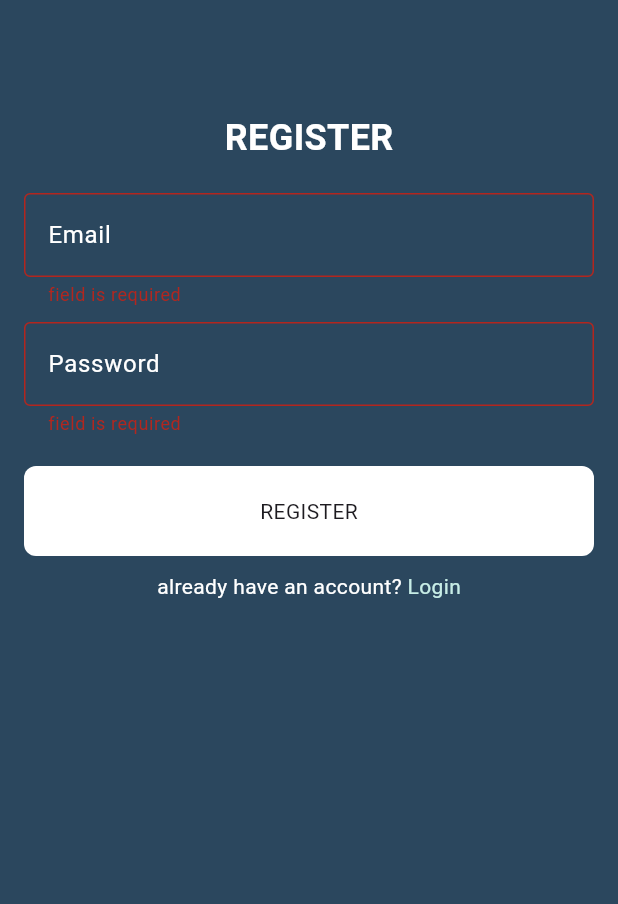
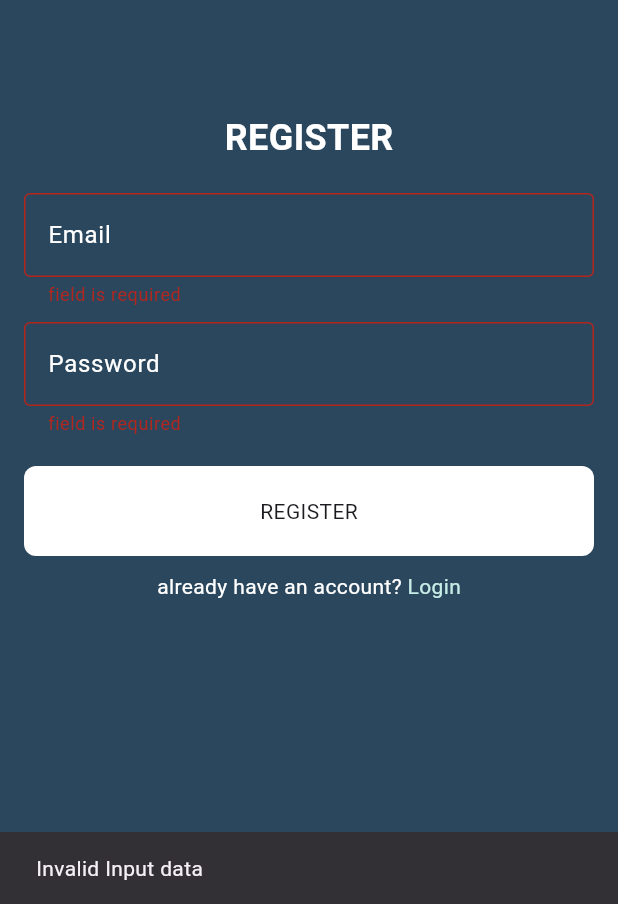
Before and after one commit to sayedmostaf/chat-app, a Flutter app: the RegisterPage screen opened by its route, after a tap on "REGISTER", on a phone screen of 412 x 824 dp, the part 332-1236 px from its top. Run offline on Flutter 3.47's test engine with Material 3 defaults, Android fonts, the phone set to English and light mode, and no system bars; drawn by our look-alikes of modal_progress_hud_nsn; our stand-ins replace cloud_firestore, firebase_auth, firebase_core; accounts and stored records are empty.

Commit message:
Fix Some Errors

```diff
--- a/lib/pages/chat_page.dart
+++ b/lib/pages/chat_page.dart
@@ -105,7 +105,7 @@ class ChatPage extends StatelessWidget {
               ),
             );
           } else {
-            return const Text('Loading...');
+            return const Scaffold(body: Center(child: Text('Loading...')));
           }
         });
   }
--- a/lib/pages/register_page.dart
+++ b/lib/pages/register_page.dart
@@ -8,7 +8,7 @@ import 'package:flutter/material.dart';
 import 'package:modal_progress_hud_nsn/modal_progress_hud_nsn.dart';
 
 class RegisterPage extends StatefulWidget {
-  RegisterPage({super.key});
+  const RegisterPage({super.key});
   static String id = 'registerPage';
 
   @override
@@ -100,21 +100,26 @@ class _RegisterPageState extends State<RegisterPage> {
                         isLoading = true;
                         setState(() {});
                         try {
-                          await registerUser();
-                          Navigator.pushNamed(context, ChatPage.id,
-                              arguments: email);
+                          await registerUser().then((_) {
+                            Navigator.pushNamed(context, ChatPage.id,
+                                arguments: email);
+                          });
                         } on FirebaseAuthException catch (e) {
                           if (e.code == 'weak-password') {
                             showSnackBar(context, 'weak password');
                           } else if (e.code == 'email-already-in-use') {
                             showSnackBar(context, 'email already exists');
+                          } else {
+                            showSnackBar(context, e.message.toString());
                           }
                         } catch (ex) {
                           showSnackBar(context, 'there was an error');
                         }
                         isLoading = false;
                         setState(() {});
-                      } else {}
+                      } else {
+                        showSnackBar(context, 'Invalid Input data');
+                      }
                     },
                     text: 'REGISTER'),
                 const SizedBox(
```
Also changed, not shown: lib/pages/login_page.dart (+10 -5 lines).
